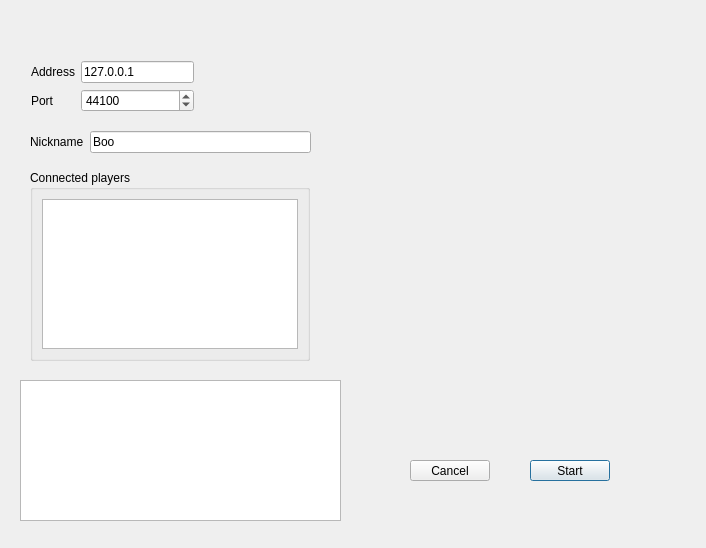
dwarfovich/Bomberman, file src/gui/create_network_game_dialog.ui: the form before one commit.
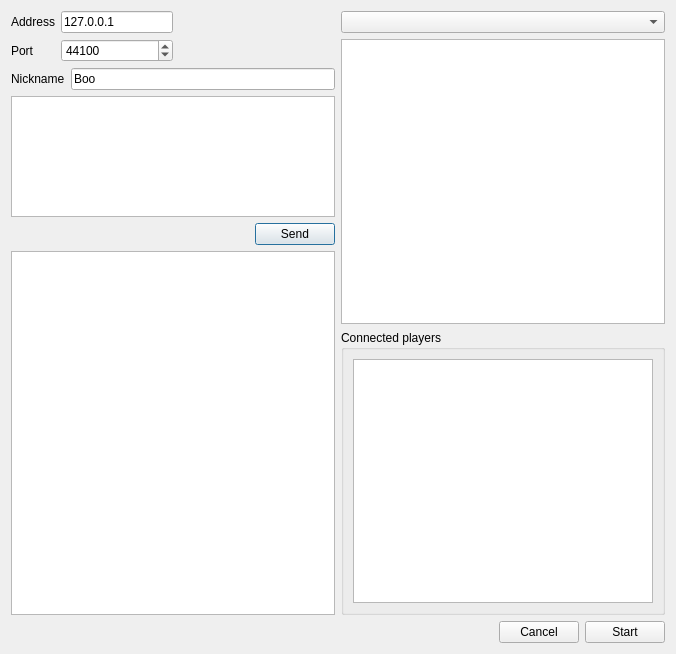
The form after the commit.

```diff
--- a/src/gui/create_network_game_dialog.ui
+++ b/src/gui/create_network_game_dialog.ui
@@ -6,79 +6,19 @@
    <rect>
     <x>0</x>
     <y>0</y>
-    <width>706</width>
-    <height>548</height>
+    <width>676</width>
+    <height>654</height>
    </rect>
   </property>
   <property name="windowTitle">
    <string>Dialog</string>
   </property>
-  <widget class="QGroupBox" name="groupBox">
-   <property name="geometry">
-    <rect>
-     <x>30</x>
-     <y>170</y>
-     <width>280</width>
-     <height>191</height>
-    </rect>
-   </property>
-   <property name="title">
-    <string>Connected players</string>
-   </property>
-   <layout class="QVBoxLayout" name="verticalLayout">
+  <layout class="QGridLayout" name="gridLayout_2">
+   <item row="0" column="0">
+    <layout class="QVBoxLayout" name="verticalLayout_3" stretch="0,0,1,0,3">
     <item>
-     <widget class="QListView" name="playersView"/>
-    </item>
-   </layout>
-  </widget>
-  <widget class="QPushButton" name="startGameButton">
-   <property name="geometry">
-    <rect>
-     <x>530</x>
-     <y>460</y>
-     <width>80</width>
-     <height>21</height>
-    </rect>
-   </property>
-   <property name="text">
-    <string>Start</string>
-   </property>
-  </widget>
-  <widget class="QPushButton" name="cancelButton">
-   <property name="geometry">
-    <rect>
-     <x>410</x>
-     <y>460</y>
-     <width>80</width>
-     <height>21</height>
-    </rect>
-   </property>
-   <property name="text">
-    <string>Cancel</string>
-   </property>
-  </widget>
-  <widget class="QPlainTextEdit" name="logView">
-   <property name="geometry">
-    <rect>
-     <x>20</x>
-     <y>380</y>
-     <width>321</width>
-     <height>141</height>
-    </rect>
-   </property>
-   <property name="readOnly">
-    <bool>true</bool>
-   </property>
-  </widget>
-  <widget class="QWidget" name="layoutWidget">
-   <property name="geometry">
-    <rect>
-     <x>31</x>
-     <y>61</y>
-     <width>163</width>
-     <height>53</height>
-    </rect>
-   </property>
+      <layout class="QHBoxLayout" name="horizontalLayout_4">
+       <item>
    <layout class="QGridLayout" name="gridLayout">
     <item row="0" column="0">
      <widget class="QLabel" name="label">
@@ -124,16 +64,23 @@
      </widget>
     </item>
    </layout>
-  </widget>
-  <widget class="QWidget" name="layoutWidget">
-   <property name="geometry">
-    <rect>
-     <x>30</x>
-     <y>130</y>
-     <width>281</width>
-     <height>24</height>
-    </rect>
-   </property>
+       </item>
+       <item>
+        <spacer name="horizontalSpacer_3">
+         <property name="orientation">
+          <enum>Qt::Horizontal</enum>
+         </property>
+         <property name="sizeHint" stdset="0">
+          <size>
+           <width>40</width>
+           <height>20</height>
+          </size>
+         </property>
+        </spacer>
+       </item>
+      </layout>
+     </item>
+     <item>
    <layout class="QHBoxLayout" name="horizontalLayout">
     <item>
      <widget class="QLabel" name="label_3">
@@ -150,7 +97,97 @@
      </widget>
     </item>
    </layout>
-  </widget>
+     </item>
+     <item>
+      <widget class="QPlainTextEdit" name="messageEdit"/>
+     </item>
+     <item>
+      <layout class="QHBoxLayout" name="horizontalLayout_3">
+       <item>
+        <spacer name="horizontalSpacer_2">
+         <property name="orientation">
+          <enum>Qt::Horizontal</enum>
+         </property>
+         <property name="sizeHint" stdset="0">
+          <size>
+           <width>188</width>
+           <height>20</height>
+          </size>
+         </property>
+        </spacer>
+       </item>
+       <item>
+        <widget class="QPushButton" name="sendMessageButton">
+         <property name="text">
+          <string>Send</string>
+         </property>
+        </widget>
+       </item>
+      </layout>
+     </item>
+     <item>
+      <widget class="QPlainTextEdit" name="logView">
+       <property name="readOnly">
+        <bool>true</bool>
+       </property>
+      </widget>
+     </item>
+    </layout>
+   </item>
+   <item row="0" column="1">
+    <layout class="QVBoxLayout" name="verticalLayout_2">
+     <item>
+      <widget class="QComboBox" name="mapComboBox"/>
+     </item>
+     <item>
+      <widget class="QGraphicsView" name="mapPreview"/>
+     </item>
+     <item>
+      <widget class="QGroupBox" name="groupBox">
+       <property name="title">
+        <string>Connected players</string>
+       </property>
+       <layout class="QVBoxLayout" name="verticalLayout">
+        <item>
+         <widget class="QListView" name="playersView"/>
+        </item>
+       </layout>
+      </widget>
+     </item>
+    </layout>
+   </item>
+   <item row="1" column="0" colspan="2">
+    <layout class="QHBoxLayout" name="horizontalLayout_2">
+     <item>
+      <spacer name="horizontalSpacer">
+       <property name="orientation">
+        <enum>Qt::Horizontal</enum>
+       </property>
+       <property name="sizeHint" stdset="0">
+        <size>
+         <width>40</width>
+         <height>20</height>
+        </size>
+       </property>
+      </spacer>
+     </item>
+     <item>
+      <widget class="QPushButton" name="cancelButton">
+       <property name="text">
+        <string>Cancel</string>
+       </property>
+      </widget>
+     </item>
+     <item>
+      <widget class="QPushButton" name="startGameButton">
+       <property name="text">
+        <string>Start</string>
+       </property>
+      </widget>
+     </item>
+    </layout>
+   </item>
+  </layout>
  </widget>
  <resources/>
  <connections/>
```
Lines whose indentation alone changed are shown as unchanged.
